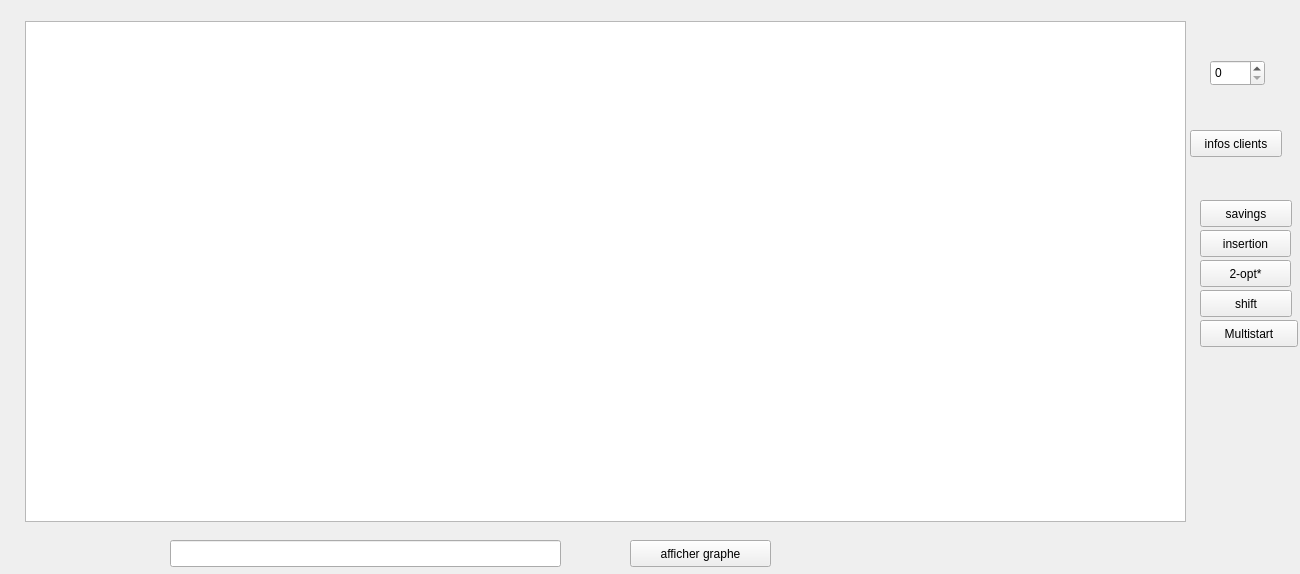
Before: the Qt Designer form interface_graphique.ui in AlexandreDenis/TP3_OAD, drawn with Qt 5.
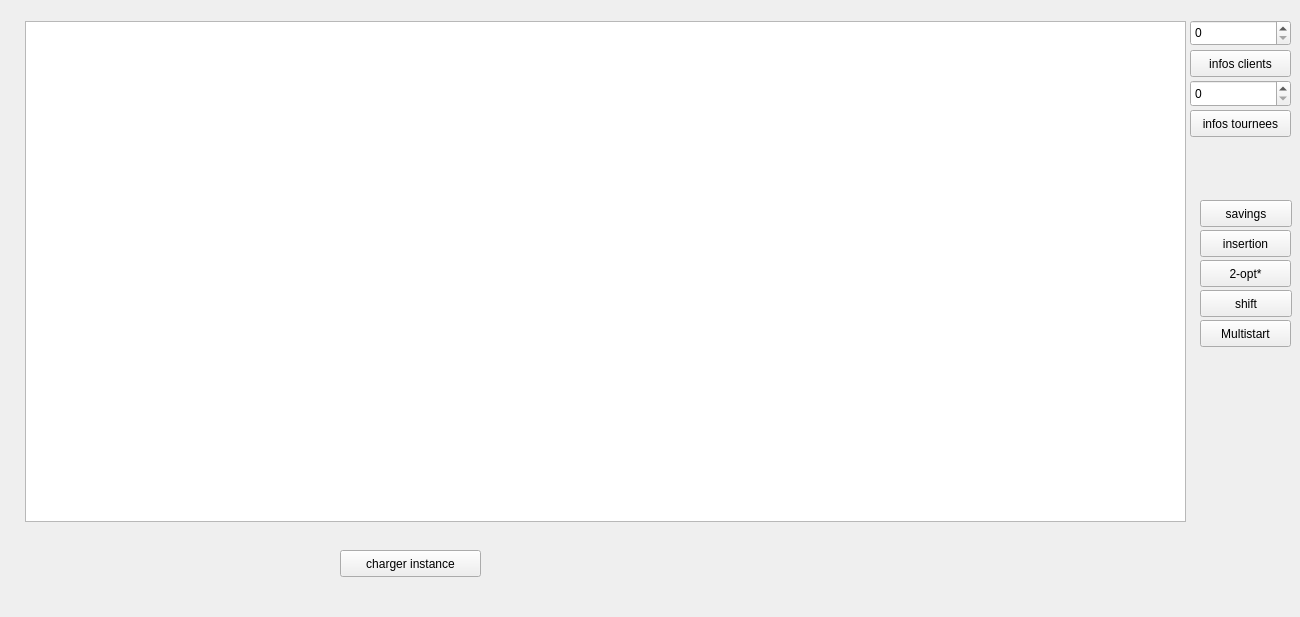
After: the same form once the commit is applied.

The edit to the form file:
```diff
--- a/interface_graphique.ui
+++ b/interface_graphique.ui
@@ -7,7 +7,7 @@
     <x>0</x>
     <y>0</y>
     <width>1300</width>
-    <height>574</height>
+    <height>617</height>
    </rect>
   </property>
   <property name="windowTitle">
@@ -26,32 +26,22 @@
   <widget class="QPushButton" name="afficher_graphe">
    <property name="geometry">
     <rect>
-     <x>630</x>
-     <y>540</y>
+     <x>340</x>
+     <y>550</y>
      <width>141</width>
      <height>27</height>
     </rect>
    </property>
    <property name="text">
-    <string>afficher graphe</string>
-   </property>
-  </widget>
-  <widget class="QLineEdit" name="chemin_fichier">
-   <property name="geometry">
-    <rect>
-     <x>170</x>
-     <y>540</y>
-     <width>391</width>
-     <height>27</height>
-    </rect>
+    <string>charger instance</string>
    </property>
   </widget>
   <widget class="QPushButton" name="client">
    <property name="geometry">
     <rect>
      <x>1190</x>
-     <y>130</y>
-     <width>92</width>
+     <y>50</y>
+     <width>101</width>
      <height>27</height>
     </rect>
    </property>
@@ -62,9 +52,9 @@
   <widget class="QSpinBox" name="spinBox">
    <property name="geometry">
     <rect>
-     <x>1210</x>
-     <y>60</y>
-     <width>55</width>
+     <x>1190</x>
+     <y>20</y>
+     <width>101</width>
      <height>26</height>
     </rect>
    </property>
@@ -98,10 +88,10 @@
   <widget class="QLabel" name="dist_tot">
    <property name="geometry">
     <rect>
-     <x>1070</x>
-     <y>525</y>
-     <width>211</width>
-     <height>41</height>
+     <x>820</x>
+     <y>550</y>
+     <width>471</width>
+     <height>61</height>
     </rect>
    </property>
    <property name="text">
@@ -139,7 +129,7 @@
     <rect>
      <x>1200</x>
      <y>320</y>
-     <width>98</width>
+     <width>91</width>
      <height>27</height>
     </rect>
    </property>
@@ -147,6 +137,32 @@
     <string>Multistart</string>
    </property>
   </widget>
+  <widget class="QSpinBox" name="spinBox_2">
+   <property name="geometry">
+    <rect>
+     <x>1190</x>
+     <y>80</y>
+     <width>101</width>
+     <height>27</height>
+    </rect>
+   </property>
+   <property name="minimum">
+    <number>0</number>
+   </property>
+  </widget>
+  <widget class="QPushButton" name="infosTournees">
+   <property name="geometry">
+    <rect>
+     <x>1190</x>
+     <y>110</y>
+     <width>101</width>
+     <height>27</height>
+    </rect>
+   </property>
+   <property name="text">
+    <string>infos tournees</string>
+   </property>
+  </widget>
  </widget>
  <resources/>
  <connections/>
```
